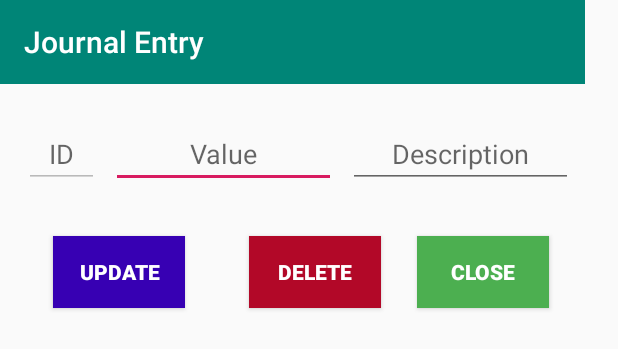
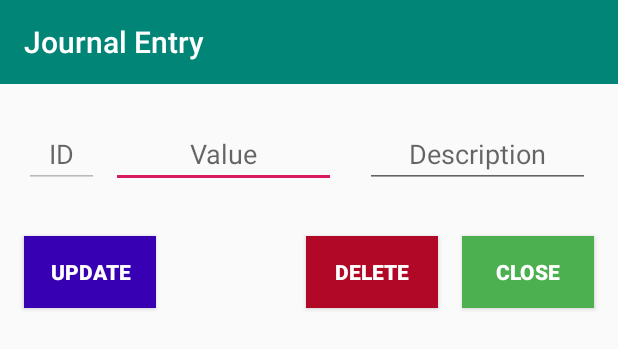
Before and after one commit to alexandrebobkov/activcount002, an Android app: the layout fragment_journal_dialog.xml on its own in the app's theme, with its tools: preview values and no code run, on a phone screen of 412 x 824 dp. Shown: the top 349 px of the screen. Run offline under Robolectric (Android 15) with nearby library versions, the phone set to English and light mode, and no system bars.

Commit message:
UX journal entry dialog

```diff
--- a/app/src/main/java/ca/activcount_002/ui/home/HomeFragment.java
+++ b/app/src/main/java/ca/activcount_002/ui/home/HomeFragment.java
@@ -123,7 +123,7 @@ public class HomeFragment extends Fragment
                 final   String  msg;
                 final   Dialog  dialog = new Dialog(getContext());
 
-                dialog.setTitle("SQLITE DATA");
+                //dialog.setTitle("SQLITE DATA");
                 dialog.setContentView(R.layout.app_dialog_layout);
 
                 btn_save        =   (Button)    dialog.findViewById(R.id.dialog_btn_update);
--- a/app/src/main/java/ca/activcount_002/ui/journal/JournalFragment.java
+++ b/app/src/main/java/ca/activcount_002/ui/journal/JournalFragment.java
@@ -122,7 +122,7 @@ public class JournalFragment extends Fragment
         // Post Journal Entry button
         btn_jrnl_post.setOnClickListener(new View.OnClickListener() { @Override public void onClick(View v) {
             Dialog dialog          = new Dialog(getContext());
-            dialog.setTitle("Post Journal Entry");
+            //dialog.setTitle("Post Journal Entry");
             dialog.setContentView(R.layout.fragment_journal_dialog_wide);
             dialog.show();
             msg.setText("Posted Journal Entry.");
--- a/app/src/main/res/layout/fragment_journal_dialog.xml
+++ b/app/src/main/res/layout/fragment_journal_dialog.xml
@@ -2,7 +2,7 @@
 <androidx.constraintlayout.widget.ConstraintLayout xmlns:android="http://schemas.android.com/apk/res/android"
     xmlns:app="http://schemas.android.com/apk/res-auto"
     xmlns:tools="http://schemas.android.com/tools"
-    android:layout_width="wrap_content"
+    android:layout_width="match_parent"
     android:layout_height="wrap_content">
 
 
@@ -57,27 +57,12 @@
         app:layout_constraintStart_toEndOf="@+id/dialog_field_1"
         app:layout_constraintTop_toTopOf="@+id/dialog_field_1" />
 
-    <LinearLayout
-        android:id="@+id/linearLayout"
+    <Button
+        android:id="@+id/dialog_btn_update"
         android:layout_width="wrap_content"
         android:layout_height="wrap_content"
-        android:layout_marginStart="32dp"
-        android:layout_marginTop="16dp"
-        android:layout_marginEnd="32dp"
-        android:layout_marginBottom="16dp"
-        android:orientation="vertical"
-        app:layout_constraintBottom_toBottomOf="parent"
-        app:layout_constraintEnd_toEndOf="parent"
-        app:layout_constraintStart_toStartOf="parent"
-        app:layout_constraintTop_toBottomOf="@+id/toolbar"></LinearLayout>
-
-    <Button
-        android:id="@+id/dialog_btn_update"
-        android:layout_width="fill_parent"
-        android:layout_height="wrap_content"
-        android:layout_marginStart="8dp"
+        android:layout_marginStart="16dp"
         android:layout_marginTop="32dp"
-        android:layout_marginEnd="16dp"
         android:layout_marginBottom="8dp"
         android:background="@color/design_default_color_primary_dark"
         android:clickable="true"
@@ -85,15 +70,14 @@
         android:textColor="@android:color/white"
         android:textStyle="normal|bold"
         app:layout_constraintBottom_toBottomOf="parent"
-        app:layout_constraintEnd_toStartOf="@+id/dialog_btn_delete"
         app:layout_constraintStart_toStartOf="parent"
         app:layout_constraintTop_toBottomOf="@+id/dialog_field" />
 
     <Button
         android:id="@+id/dialog_btn_delete"
-        android:layout_width="fill_parent"
+        android:layout_width="wrap_content"
         android:layout_height="wrap_content"
-        android:layout_marginEnd="24dp"
+        android:layout_marginEnd="16dp"
         android:background="@color/colorRed"
         android:clickable="true"
         android:text="@string/btn_delete"
@@ -105,9 +89,9 @@
 
     <Button
         android:id="@+id/dialog_btn_close"
-        android:layout_width="fill_parent"
+        android:layout_width="wrap_content"
         android:layout_height="wrap_content"
-        android:layout_marginEnd="24dp"
+        android:layout_marginEnd="16dp"
         android:background="@color/colorGreen"
         android:clickable="true"
         android:text="@string/btn_close"
```
Also changed, not shown: 1 other file.
